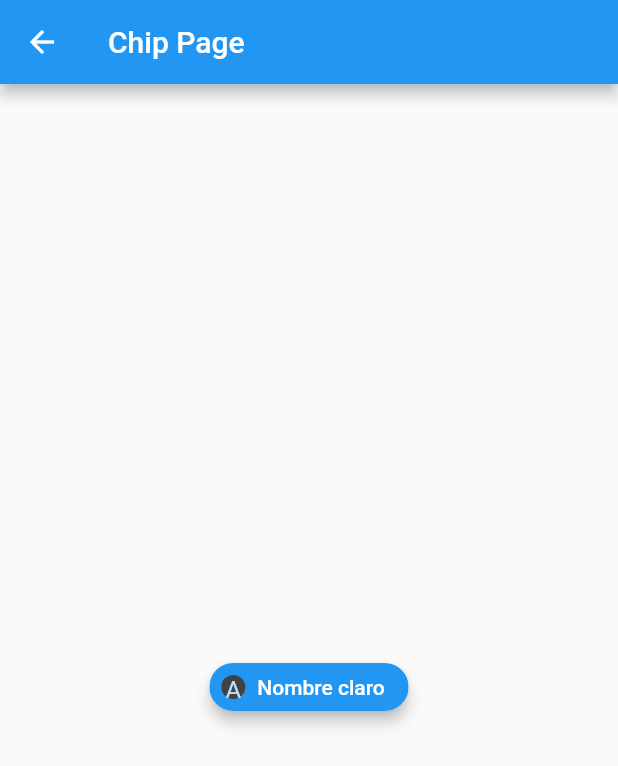
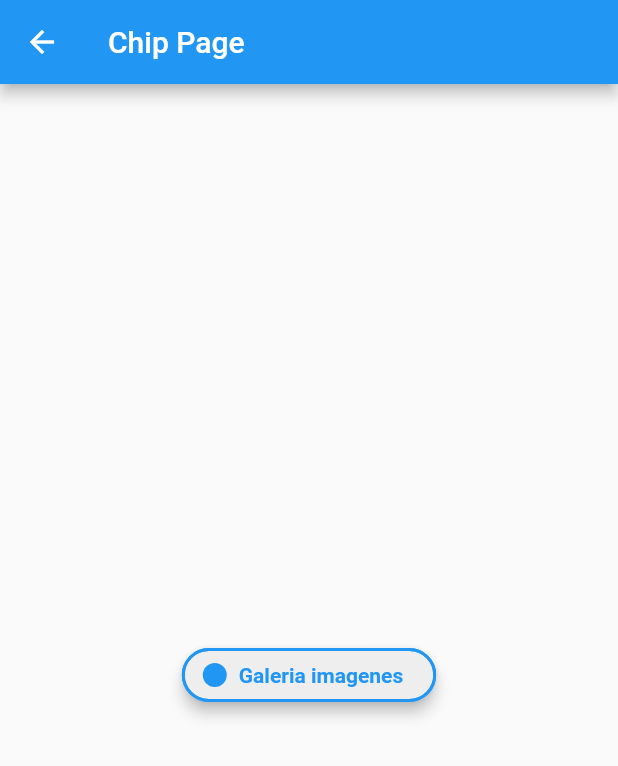
Before and after one commit to abrahamescobar17/DSW21a_escobar, a Flutter app: the screen it shows after launch, in the side drawer, after a tap on "Chip", on a phone screen of 412 x 824 dp. Shown: the top 766 px of the screen. Run offline on Flutter 3.47's test engine with Material 2 defaults, Android fonts, the phone set to English and light mode, and no system bars.

Commit message:
darle diseño al chip

```diff
--- a/lib/pages/Chip.dart
+++ b/lib/pages/Chip.dart
@@ -1,6 +1,5 @@
 import 'package:dsw21a_escobar/pages/images.dart';
 import 'package:flutter/material.dart';
-
 
 class ChipPage extends StatelessWidget {
   @override
@@ -13,7 +12,6 @@ class ChipPage extends StatelessWidget {
         child: Column(
           mainAxisAlignment: MainAxisAlignment.center,
           children: [
-            Text(''),
             SizedBox(height: 20),
             // Agrega un chip con buen diseño
             InkWell(
@@ -26,15 +24,22 @@ class ChipPage extends StatelessWidget {
               },
               child: Chip(
                 avatar: CircleAvatar(
-                  backgroundColor: Colors.grey.shade800,
-                  child: Text('A'), // Puedes personalizar el contenido del avatar
+                  backgroundColor: Colors.blue,
+                  child: Text('', style: TextStyle(color: Colors.white)),
                 ),
-                label: Text('Nombre claro'),
-                backgroundColor: Colors.blue,
-                labelStyle: TextStyle(color: Colors.white),
-                elevation: 4, // Añade sombra al chip
-                shadowColor: Colors.grey[60], // Color de la sombra
-                padding: EdgeInsets.all(8), // Añade espacio interno al chip
+                label: Text(
+                  'Galeria imagenes',
+                  style: TextStyle(color: Colors.blue, fontWeight: FontWeight.bold),
+                ),
+                backgroundColor: Colors.grey[200],
+                labelStyle: TextStyle(color: Colors.black),
+                elevation: 4,
+                shadowColor: Colors.grey[60],
+                padding: EdgeInsets.symmetric(horizontal: 12, vertical: 8),
+                shape: RoundedRectangleBorder(
+                  borderRadius: BorderRadius.circular(20),
+                  side: BorderSide(color: Colors.blue, width: 2),
+                ),
               ),
             ),
           ],
```
Also changed, not shown: lib/pages/images.dart (+26 -10 lines).
